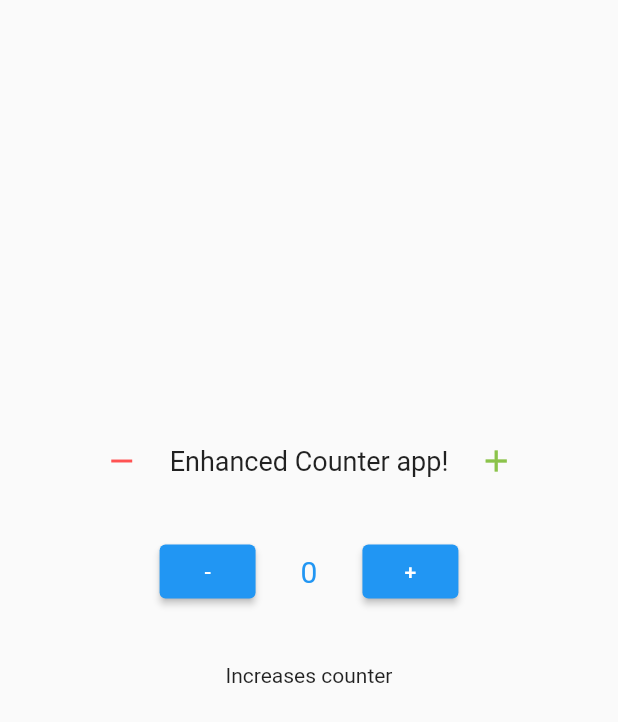
After one commit to chaipawn/enhanced_counter_app, a Flutter app: the screen it shows after launch, on a phone screen of 412 x 824 dp. The commit adds this screen. Shown: the top 722 px of the screen. Run offline on Flutter 3.47's test engine with Material 2 defaults, Android fonts, the phone set to English and light mode, and no system bars.

Commit message:
makeing widget constant with inherited widget

```diff
--- /dev/null
+++ b/lib/counter_app/model/counter.dart
@@ -0,0 +1,33 @@
+import 'dart:collection';
+
+import 'package:flutter/material.dart';
+
+/// The state of the counter in the app.
+class Counter with ChangeNotifier {
+  int _counter;
+  List<int> _history;
+
+  /// Initializes the counter to 0.
+  Counter()
+      : _counter = 0,
+        _history = [];
+
+  /// The current counter state.
+  int get counter => _counter;
+
+  /// The increases history.
+  List<int> get history => UnmodifiableListView<int>(_history);
+
+  /// Increases the counter by 1.
+  void increase() {
+    _counter++;
+    _history = List<int>.from(_history)..add(_counter);
+    notifyListeners();
+  }
+
+  /// Decreases the counter by 1.
+  void decrease() {
+    _counter--;
+    notifyListeners();
+  }
+}
--- /dev/null
+++ b/lib/counter_app/widgets/counter_buttons.dart
@@ -0,0 +1,50 @@
+import 'package:enhanced_counter_app/counter_app/widgets/counter_inherited_widget.dart';
+import 'package:flutter/material.dart';
+
+/// This widget contains the buttons to increase and decrease the button at
+/// the center.
+class CounterButtons extends StatelessWidget {
+  /// Creates a [CounterButtons] widget.
+  const CounterButtons({
+    Key? key,
+  }) : super(key: key);
+
+  @override
+  Widget build(BuildContext context) {
+    final counterReference = CounterState.of(context).model;
+
+    return Row(
+      mainAxisSize: MainAxisSize.min,
+      children: [
+        ElevatedButton(
+          key: const Key('ElevatedButton-Decrease'),
+          onPressed: counterReference.decrease,
+          child: const Text('-'),
+        ),
+        Padding(
+          padding: const EdgeInsets.symmetric(
+            horizontal: 30,
+            vertical: 50,
+          ),
+          child: AnimatedBuilder(
+            animation: counterReference,
+            builder: (context, _) {
+              return Text(
+                '${counterReference.counter}',
+                style: const TextStyle(
+                  fontSize: 20,
+                  color: Colors.blue,
+                ),
+              );
+            },
+          ),
+        ),
+        ElevatedButton(
+          key: const Key('ElevatedButton-Increase'),
+          onPressed: counterReference.increase,
+          child: const Text('+'),
+        ),
+      ],
+    );
+  }
+}
--- /dev/null
+++ b/lib/counter_app/widgets/counter_inherited_widget.dart
@@ -0,0 +1,28 @@
+import 'package:enhanced_counter_app/counter_app/model/counter.dart';
+import 'package:flutter/material.dart';
+
+/// This [InheritedWidget] holds a [Counter] object to store the state of the
+/// counter app.
+class CounterState extends InheritedWidget {
+  /// The state of the counter app.
+  final Counter model;
+
+  /// Creates a [CounterState] widget.
+  const CounterState({
+    Key? key,
+    required Widget child,
+    required this.model,
+  }) : super(key: key, child: child);
+
+  /// Looks for the closest [CounterState] instance up in the widget
+  /// tree and returns it. Throws if no matches are found.
+  static CounterState of(BuildContext context) {
+    return context.dependOnInheritedWidgetOfExactType<CounterState>()!;
+  }
+
+  @override
+  bool updateShouldNotify(covariant CounterState oldWidget) {
+    return model.counter != oldWidget.model.counter ||
+        model.history.length != oldWidget.model.history.length;
+  }
+}
--- a/lib/counter_app/widgets/history_widget.dart
+++ b/lib/counter_app/widgets/history_widget.dart
@@ -1,14 +1,11 @@
+import 'package:enhanced_counter_app/counter_app/widgets/counter_inherited_widget.dart';
 import 'package:flutter/material.dart';
 
 /// This widget keeps track of the counter values whenever it is increased.
 class HistoryWidget extends StatefulWidget {
-  /// The counters history.
-  final List<int> increasesHistory;
-
-  /// Creates an [HistoryWidget] from the given [increasesHistory].
+  /// Creates an [HistoryWidget] widget.
   const HistoryWidget({
     Key? key,
-    required this.increasesHistory,
   }) : super(key: key);
 
   @override
@@ -17,44 +14,10 @@
 
 /// The state of the [HistoryWidget] widget.
 class _HistoryWidgetState extends State<HistoryWidget> {
-  /// Manually caching the list.
-  late ListView list = buildList();
-
-  /// Building the list.
-  ListView buildList() {
-    return ListView.separated(
-      key: const Key('HistoryWidget-ListView'),
-      scrollDirection: Axis.horizontal,
-      itemCount: widget.increasesHistory.length,
-      itemBuilder: (_, index) {
-        return Card(
-          elevation: 4,
-          shadowColor: Colors.blueAccent,
-          child: SizedBox(
-            width: 40,
-            height: 40,
-            child: Center(
-              child: Text('${widget.increasesHistory[index]}'),
-            ),
-          ),
-        );
-      },
-      separatorBuilder: (_, __) => const SizedBox(width: 10),
-    );
-  }
-
-  @override
-  void didUpdateWidget(covariant HistoryWidget oldWidget) {
-    super.didUpdateWidget(oldWidget);
-
-    if (widget.increasesHistory.length != oldWidget.increasesHistory.length) {
-      // Updating the list
-      list = buildList();
-    }
-  }
-
   @override
   Widget build(BuildContext context) {
+    final counterState = CounterState.of(context).model;
+
     return Column(
       mainAxisSize: MainAxisSize.min,
       children: [
@@ -70,7 +33,30 @@
             ),
             child: SizedBox(
               height: 40,
-              child: list,
+              child: AnimatedBuilder(
+                animation: counterState,
+                builder: (context, _) {
+                  return ListView.separated(
+                    key: const Key('HistoryWidget-ListView'),
+                    scrollDirection: Axis.horizontal,
+                    itemCount: counterState.history.length,
+                    itemBuilder: (_, index) {
+                      return Card(
+                        elevation: 4,
+                        shadowColor: Colors.blueAccent,
+                        child: SizedBox(
+                          width: 40,
+                          height: 40,
+                          child: Center(
+                            child: Text('${counterState.history[index]}'),
+                          ),
+                        ),
+                      );
+                    },
+                    separatorBuilder: (_, __) => const SizedBox(width: 10),
+                  );
+                },
+              ),
             ),
           ),
         ),
```
Also changed, not shown: lib/counter_app/counter_app_body.dart (+14 -63 lines).
